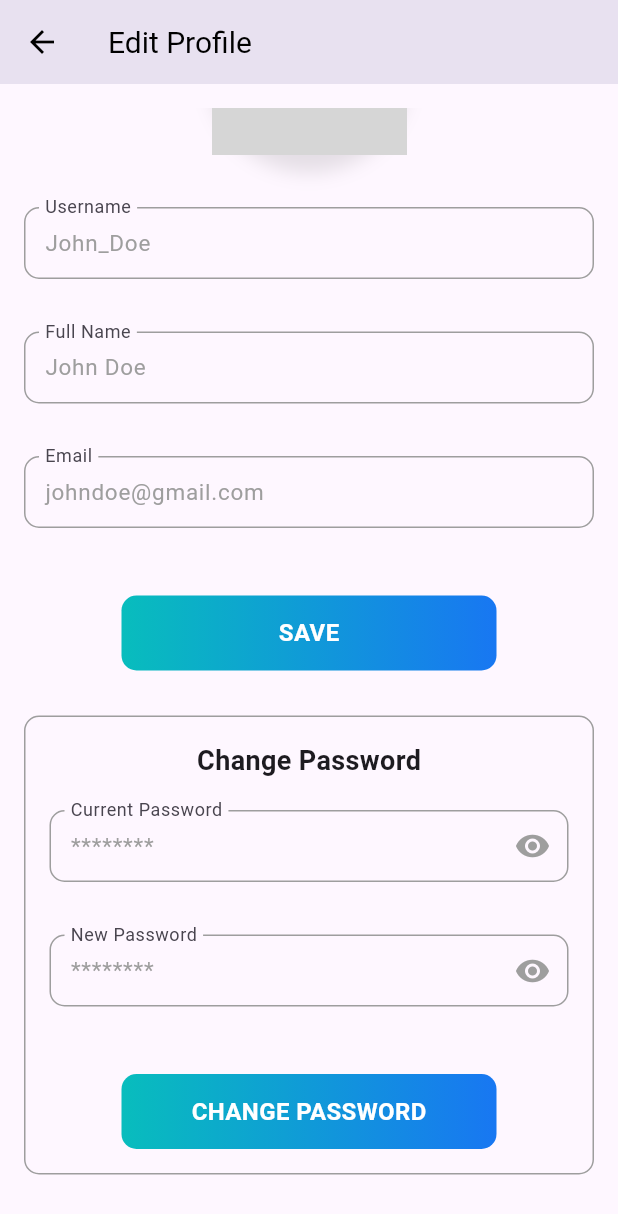
After one commit to SDP-1/ocean_rescue, a Flutter app: the EditProfile screen opened directly, scrolled down 119 dp, after a tap on "SAVE", on a phone screen of 412 x 824 dp. The commit adds this screen. Shown: the top 1214 px of the screen. Run offline on Flutter 3.47's test engine with Material 3 defaults, Android fonts, the phone set to English and light mode, and no system bars; our stand-ins replace cloud_firestore, firebase_auth, firebase_core, firebase_storage, flutter_image_compress, flutter_svg and 4 more; accounts and stored records are empty; network calls fail; grey boxes are pictures that could not be loaded.

Commit message:
Add Edit Profile Page

```diff
--- a/lib/main.dart
+++ b/lib/main.dart
@@ -2,6 +2,7 @@ import 'package:firebase_core/firebase_core.dart'; // Import Firebase Core
 import 'package:flutter/material.dart';
 import 'package:ocean_rescue/pages/dumpReport/DumpReportHistory.dart';
 import 'package:ocean_rescue/pages/notification/NotificationScreen.dart';
+import 'package:ocean_rescue/pages/profile/edit_profile.dart';
 import 'package:ocean_rescue/pages/welcome/signin_screen.dart';
 import 'package:ocean_rescue/widget/popup/delete_confirmation_popup.dart';
 
@@ -29,6 +30,7 @@ class MyApp extends StatelessWidget {
       // home: SplashScreen(),
      // home : DumpReportHistory(),
      //home : delete_confirmation_popup(),
+     //  home: EditProfile(),
 
     );
   }
--- /dev/null
+++ b/lib/pages/profile/edit_profile.dart
@@ -0,0 +1,210 @@
+import 'package:flutter/material.dart';
+import 'package:ocean_rescue/widget/navbar/BottomNavBar.dart';
+import '../../widget/button/GradientButton.dart';
+
+class EditProfile extends StatefulWidget {
+  const EditProfile({super.key});
+
+  @override
+  State<EditProfile> createState() => _EditProfileState();
+}
+
+class _EditProfileState extends State<EditProfile> {
+  bool showPassword = false;
+
+  @override
+  Widget build(BuildContext context) {
+    return Scaffold(
+      appBar: AppBar(
+        title: const Text(
+          'Edit Profile',
+          style: TextStyle(
+            fontSize: 20,
+            color: Colors.black,
+            fontWeight: FontWeight.w400,
+          ),
+        ),
+        leading: const Icon(
+          Icons.arrow_back,
+          color: Colors.black,
+        ),
+      ),
+      body: GestureDetector(
+        onTap: () {
+          FocusScope.of(context).unfocus();
+        },
+        child: Padding(
+          padding: const EdgeInsets.all(16.0),
+          child: ListView(
+            children: [
+              const SizedBox(
+                height: 20,
+              ),
+              Center(
+                child: Stack(
+                  children: [
+                    Container(
+                      width: 130,
+                      height: 130,
+                      decoration: BoxDecoration(
+                        border: Border.all(
+                            width: 4,
+                            color: Theme
+                                .of(context)
+                                .scaffoldBackgroundColor),
+                        boxShadow: [
+                          BoxShadow(
+                            spreadRadius: 2,
+                            blurRadius: 10,
+                            color: Colors.black.withOpacity(0.1),
+                            offset: const Offset(0, 10),
+                          ),
+                        ],
+                        shape: BoxShape.circle,
+                        image: const DecorationImage(
+                          fit: BoxFit.cover,
+                          image: NetworkImage(
+                            'https://static.vecteezy.com/system/resources/previews/030/798/365/non_2x/beautiful-asian-girl-wearing-over-size-hoodie-in-casual-style-ai-generative-photo.jpg',
+                          ),
+                        ),
+                      ),
+                    ),
+                    Positioned(
+                      bottom: 0,
+                      right: 0,
+                      child: Container(
+                        width: 40,
+                        height: 40,
+                        decoration: BoxDecoration(
+                          shape: BoxShape.circle,
+                          border: Border.all(
+                              width: 4,
+                              color: Theme
+                                  .of(context)
+                                  .scaffoldBackgroundColor),
+                          color: Color(0xFF1877F2),
+                        ),
+                        child: const Icon(
+                          Icons.edit,
+                          color: Colors.white,
+                        ),
+                      ),
+                    )
+                  ],
+                ),
+              ),
+              const SizedBox(
+                height: 35,
+              ),
+              buildTextField(
+                  'Username', 'John_Doe',  false),
+              buildTextField(
+                  'Full Name', 'John Doe',  false),
+              buildTextField(
+                  'Email', 'johndoe@gmail.com',  false),
+              const SizedBox(
+                height: 10,
+              ),
+              Row(
+                mainAxisAlignment: MainAxisAlignment.center,
+                children: [
+                  GradientButton(
+                    text: "SAVE",
+                    onTap: () {
+                      // Add your logic for saving
+                    },
+                    width: 250,
+                  ),
+                ],
+              ),
+              const SizedBox(
+                height: 30,
+              ),
+              Container(
+                padding: const EdgeInsets.all(16),
+                decoration: BoxDecoration(
+                  border: Border.all(color: Colors.grey),
+                  borderRadius: BorderRadius.circular(10),
+                ),
+                child: Column(
+                  children: [
+                    const Text(
+                      'Change Password',
+                      style: TextStyle(
+                        fontSize: 18,
+                        fontWeight: FontWeight.bold,
+                      ),
+                    ),
+                    const SizedBox(
+                      height: 20,
+                    ),
+                    buildTextField('Current Password', '********',
+                         true),
+                    buildTextField('New Password', '********',
+                         true),
+                    const SizedBox(
+                      height: 10,
+                    ),
+                    GradientButton(
+                      text: "CHANGE PASSWORD",
+                      onTap: () {
+                        // Add your logic for changing password
+                      },
+                      width: 250,
+                    ),
+                  ],
+                ),
+              ),
+              SizedBox(
+                height: 25,
+              )
+            ],
+          ),
+        ),
+      ),
+      // bottomNavigationBar: BottomNavBar(),
+    );
+  }
+
+  Widget buildTextField(String labelText, String hintText,
+      bool isPasswordTextField) {
+    return Padding(
+      padding: const EdgeInsets.only(bottom: 35.0),
+      child: TextField(
+        obscureText: isPasswordTextField ? showPassword : false,
+        decoration: InputDecoration(
+          suffixIcon: isPasswordTextField
+              ? IconButton(
+            onPressed: () {
+              setState(() {
+                showPassword = !showPassword;
+              });
+            },
+            icon: Icon(
+              showPassword ? Icons.visibility_off : Icons.visibility,
+              color: Colors.grey,
+            ),
+          )
+              : null,
+          contentPadding:
+          const EdgeInsets.symmetric(vertical: 10, horizontal: 10),
+          labelText: labelText,
+          floatingLabelBehavior: FloatingLabelBehavior.always,
+          hintText: hintText,
+          hintStyle: const TextStyle(color: Colors.grey, fontSize: 15),
+          border: OutlineInputBorder(
+            borderRadius: BorderRadius.circular(10.0),
+          ),
+          focusedBorder: OutlineInputBorder(
+            borderRadius: BorderRadius.circular(10.0),
+            borderSide: const BorderSide(color: Colors.blue, width: 2.0),
+          ),
+          enabledBorder: OutlineInputBorder(
+            borderRadius: BorderRadius.circular(10.0),
+            borderSide: const BorderSide(color: Colors.grey, width: 1.0),
+          ),
+        ),
+      ),
+    );
+  }
+}
```
Also changed, not shown: 1 other file.
